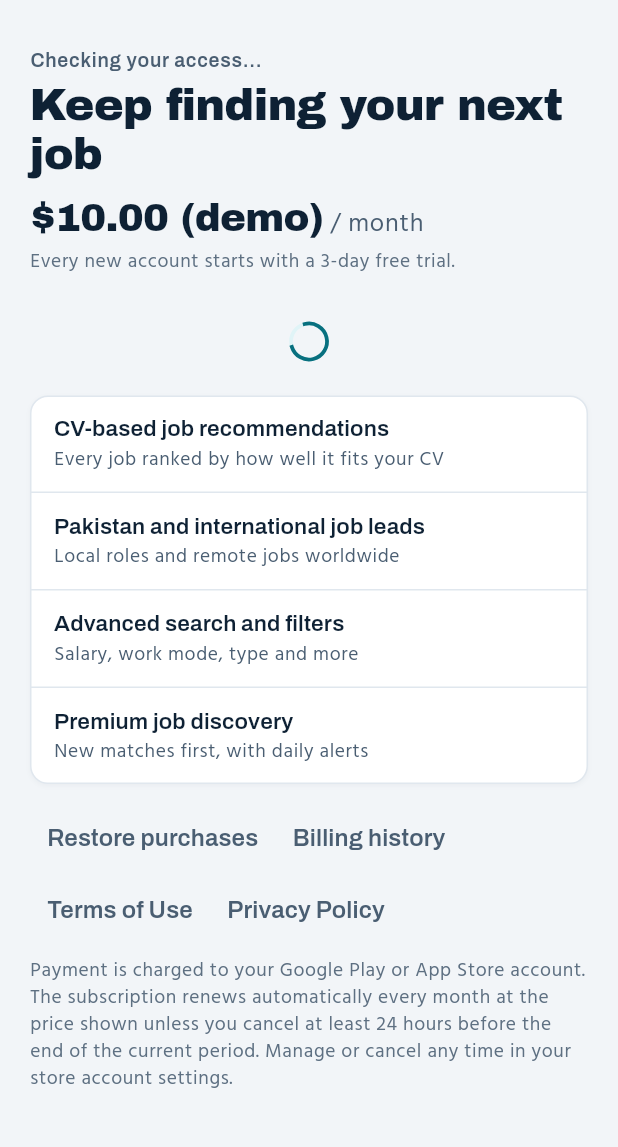
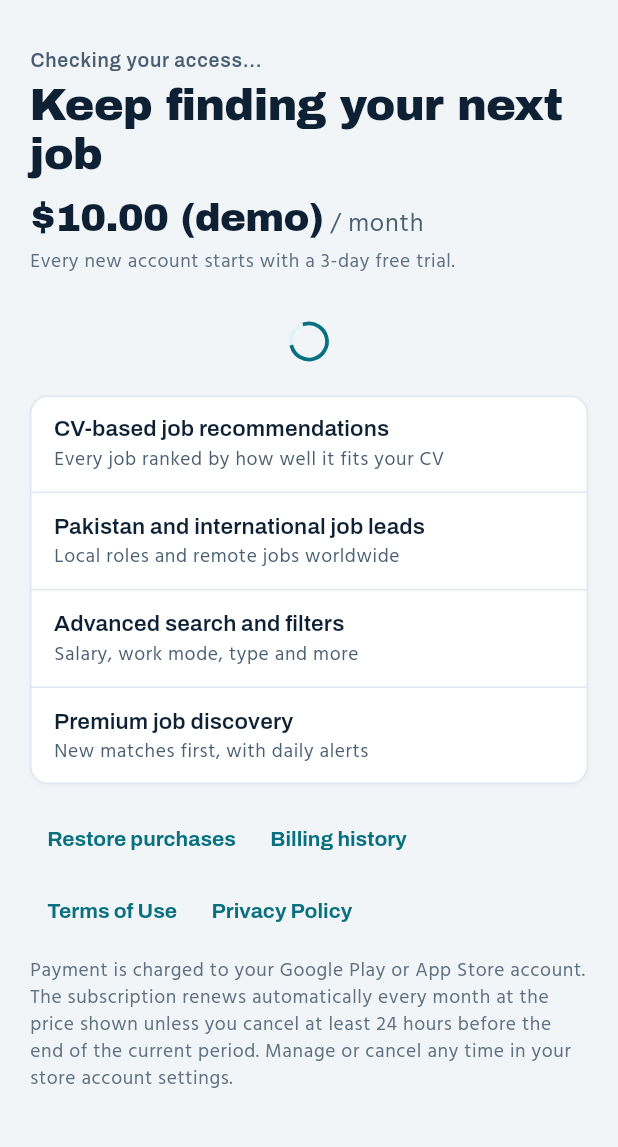
Before and after one commit to scalesharkapps-dot/SharkHire-Flutter-Web, a Flutter app: the SubscriptionScreen screen opened by its route, on a phone screen of 412 x 824 dp, the part 59-1206 px from its top. Run offline on Flutter 3.47's test engine with Material 3 defaults, Android fonts, the phone set to English and light mode, and no system bars; our stand-ins replace cupertino_ui, file_picker, flutter_riverpod, flutter_secure_storage, go_router, material_ui; missing offline and left inert: purchases_flutter; accounts and stored records are empty.

Commit message:
Revert "Subscription: quiet grey links"
This reverts commit f494456634179ad616b85a35c3d49658d4d63036.

```diff
--- a/mobile_app/lib/features/subscription/presentation/screens/subscription_screen.dart
+++ b/mobile_app/lib/features/subscription/presentation/screens/subscription_screen.dart
@@ -263,15 +263,6 @@ class _SubscriptionScreenState extends ConsumerState<SubscriptionScreen> {
                     ),
                   ),
                   const SizedBox(height: AppSpacing.md),
-                  TextButtonTheme(
-                    data: TextButtonThemeData(
-                      style: TextButton.styleFrom(
-                        foregroundColor: AppColors.textSecondary,
-                      ),
-                    ),
-                    child: Column(
-                      crossAxisAlignment: CrossAxisAlignment.start,
-                      children: [
                   Wrap(
                     children: [
                       TextButton(
@@ -280,11 +271,9 @@ class _SubscriptionScreenState extends ConsumerState<SubscriptionScreen> {
                           _restoring ? 'Restoring…' : 'Restore purchases',
                         ),
                       ),
-                            if (status.state ==
-                                    AccessState.subscriptionActive ||
+                      if (status.state == AccessState.subscriptionActive ||
                           status.state ==
-                                    AccessState
-                                        .subscriptionCancelledButActive ||
+                              AccessState.subscriptionCancelledButActive ||
                           status.state == AccessState.billingIssue)
                         TextButton(
                           onPressed: () => _manage(status.managementUrl),
@@ -305,10 +294,8 @@ class _SubscriptionScreenState extends ConsumerState<SubscriptionScreen> {
                         child: const Text('Terms of Use'),
                       ),
                       TextButton(
-                              onPressed: () => showLegalSheet(
-                                context,
-                                LegalDocument.privacy,
-                              ),
+                        onPressed: () =>
+                            showLegalSheet(context, LegalDocument.privacy),
                         child: const Text('Privacy Policy'),
                       ),
                       if (blocked) ...[
@@ -322,9 +309,6 @@ class _SubscriptionScreenState extends ConsumerState<SubscriptionScreen> {
                         ),
                       ],
                     ],
-                        ),
-                      ],
-                    ),
                   ),
                   const SizedBox(height: AppSpacing.sm),
                   Text(
```
Lines whose indentation alone changed are shown as unchanged.
